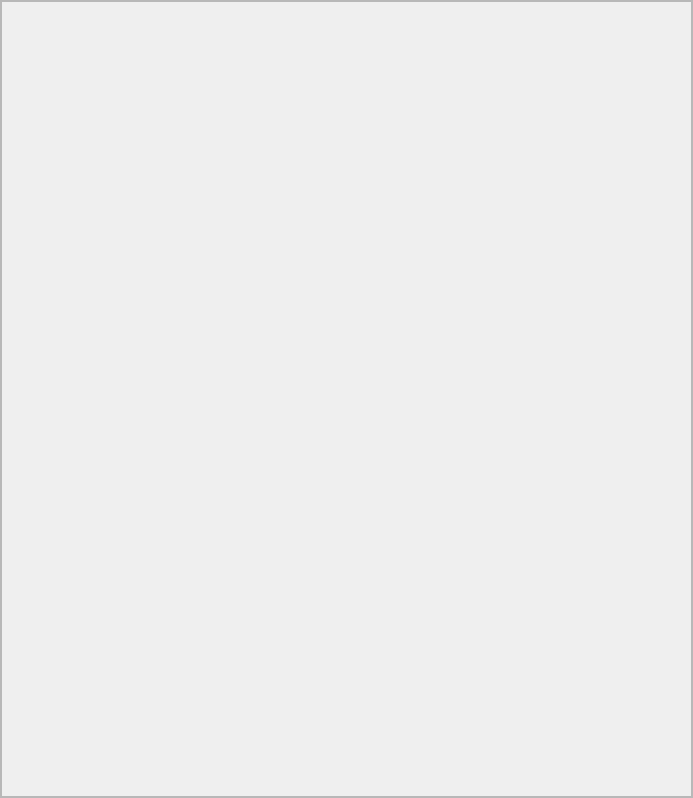
This is Gems/Atom/Tools/AtomToolsFramework/Code/Source/Inspector/InspectorWidget.ui in accesspointmg/org.o3de.repo.atom as Qt 5 draws it before an edit. The edited form follows.
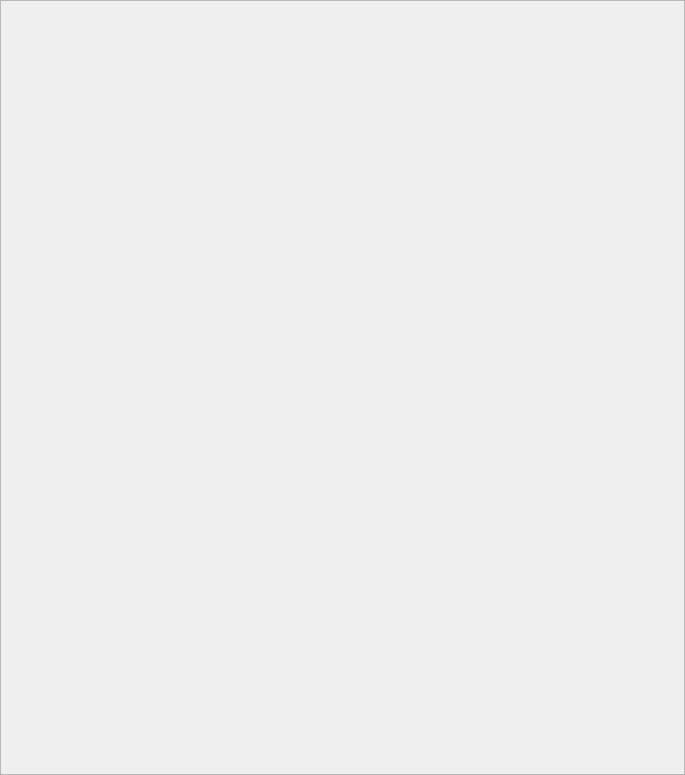
This is the edited form.

Commit message: Changing material component property inspector to dockable view pane

The edit to the form file:
```diff
--- a/Gems/Atom/Tools/AtomToolsFramework/Code/Source/Inspector/InspectorWidget.ui
+++ b/Gems/Atom/Tools/AtomToolsFramework/Code/Source/Inspector/InspectorWidget.ui
@@ -6,20 +6,14 @@
    <rect>
     <x>0</x>
     <y>0</y>
-    <width>693</width>
-    <height>798</height>
+    <width>685</width>
+    <height>775</height>
    </rect>
   </property>
-  <property name="sizePolicy">
-   <sizepolicy hsizetype="Preferred" vsizetype="Preferred">
-    <horstretch>0</horstretch>
-    <verstretch>0</verstretch>
-   </sizepolicy>
-  </property>
   <property name="windowTitle">
    <string>Inspector</string>
   </property>
-  <layout class="QHBoxLayout" name="horizontalLayout">
+  <layout class="QVBoxLayout" name="m_inspectorLayout">
    <property name="spacing">
     <number>0</number>
    </property>
@@ -36,23 +30,80 @@
     <number>0</number>
    </property>
    <item>
-    <widget class="QScrollArea" name="m_propertyScrollArea">
+    <widget class="QWidget" name="m_sections">
+     <layout class="QVBoxLayout" name="m_sectionsLayout">
+      <property name="spacing">
+       <number>0</number>
+      </property>
+      <property name="leftMargin">
+       <number>0</number>
+      </property>
+      <property name="topMargin">
+       <number>0</number>
+      </property>
+      <property name="rightMargin">
+       <number>0</number>
+      </property>
+      <property name="bottomMargin">
+       <number>0</number>
+      </property>
+      <item>
+       <widget class="QWidget" name="m_headingSection" native="true">
+        <layout class="QVBoxLayout" name="m_headingSectionLayout">
+         <property name="spacing">
+          <number>0</number>
+         </property>
+         <property name="leftMargin">
+          <number>0</number>
+         </property>
+         <property name="topMargin">
+          <number>0</number>
+         </property>
+         <property name="rightMargin">
+          <number>0</number>
+         </property>
+         <property name="bottomMargin">
+          <number>0</number>
+         </property>
+        </layout>
+       </widget>
+      </item>
+      <item>
+       <widget class="QWidget" name="m_groupSection" native="true">
+        <layout class="QVBoxLayout" name="m_groupSectionLayout">
+         <property name="spacing">
+          <number>0</number>
+         </property>
+         <property name="leftMargin">
+          <number>0</number>
+         </property>
+         <property name="topMargin">
+          <number>0</number>
+         </property>
+         <property name="rightMargin">
+          <number>0</number>
+         </property>
+         <property name="bottomMargin">
+          <number>0</number>
+         </property>
+         <item>
+          <widget class="QScrollArea" name="m_groupScrollArea">
      <property name="verticalScrollBarPolicy">
       <enum>Qt::ScrollBarAsNeeded</enum>
      </property>
      <property name="widgetResizable">
       <bool>true</bool>
      </property>
-     <widget class="QWidget" name="scrollAreaWidgetContents">
+           <widget class="QWidget" name="m_groupContents">
       <property name="geometry">
        <rect>
         <x>0</x>
         <y>0</y>
-        <width>691</width>
-        <height>796</height>
-       </rect>
-      </property>
-      <layout class="QVBoxLayout" name="verticalLayout">
+              <width>683</width>
+              <height>763</height>
+             </rect>
+            </property>
+            <layout class="QVBoxLayout" name="m_groupContentsLayout">
        <property name="spacing">
         <number>0</number>
        </property>
@@ -68,18 +119,14 @@
        <property name="bottomMargin">
         <number>0</number>
        </property>
-       <item>
-        <widget class="QFrame" name="m_propertyContent">
-         <property name="frameShape">
-          <enum>QFrame::StyledPanel</enum>
-         </property>
-         <property name="frameShadow">
-          <enum>QFrame::Raised</enum>
-         </property>
-        </widget>
+            </layout>
+           </widget>
+          </widget>
        </item>
       </layout>
      </widget>
+      </item>
+     </layout>
     </widget>
    </item>
   </layout>
```
Lines whose indentation alone changed are shown as unchanged. The commit also changes 5 other files.
